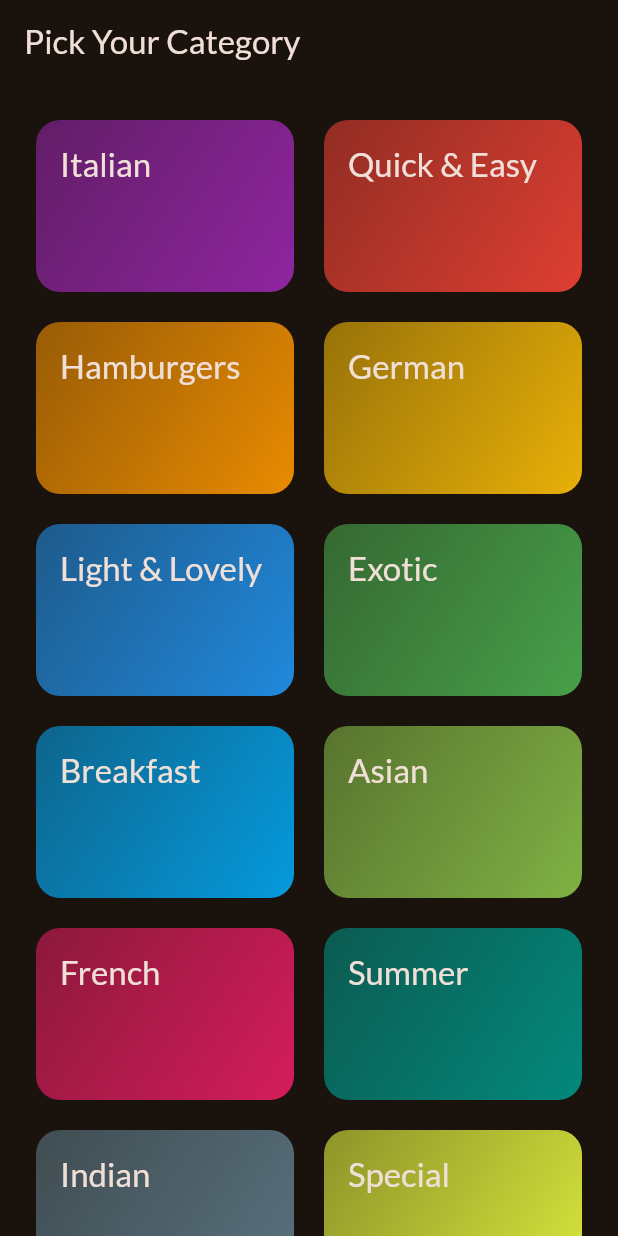
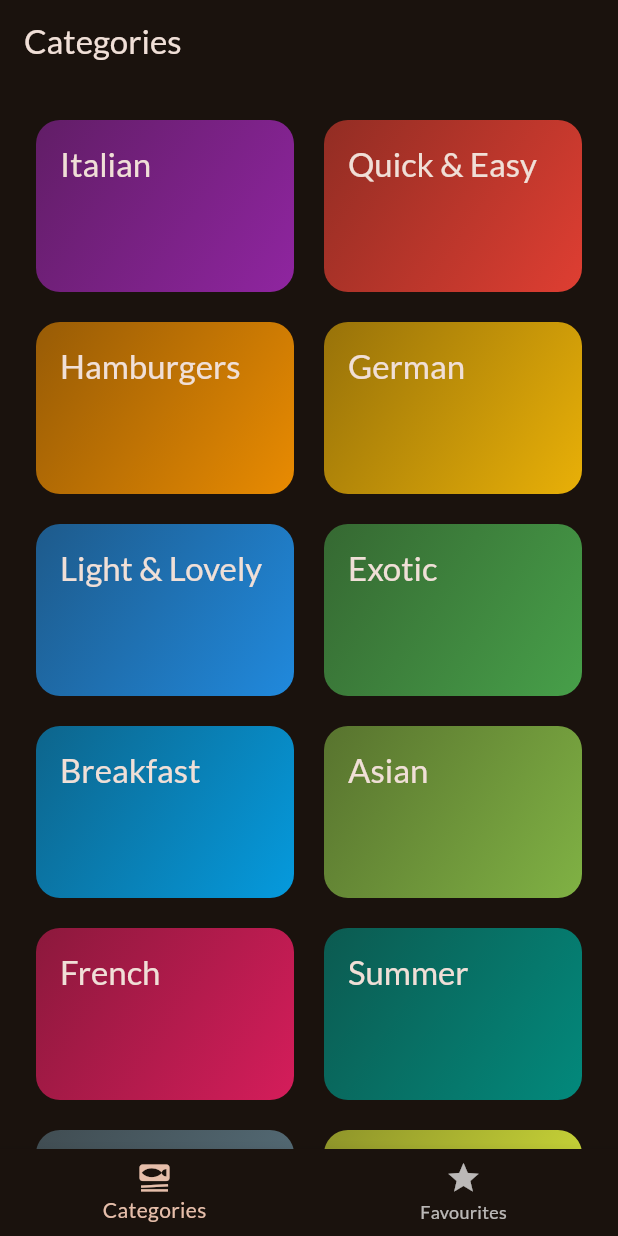
Before and after one commit to GeekyVed/Meals_App, a Flutter app: the screen it shows after launch, on a phone screen of 412 x 824 dp. Run offline on Flutter 3.47's test engine with Material 2 defaults, Android fonts, the phone set to English and light mode, and no system bars; our stand-ins replace google_fonts, transparent_image.

Commit message:
Adding Tabs and Tab Bar

```diff
--- a/meals/lib/main.dart
+++ b/meals/lib/main.dart
@@ -1,7 +1,7 @@
 import 'package:flutter/material.dart';
 
 import 'package:google_fonts/google_fonts.dart';
-import 'package:meals/screens/categories.dart';
+import 'package:meals/screens/tabs.dart';
 
 final theme = ThemeData(
   useMaterial3: true,
@@ -23,7 +23,7 @@ class App extends StatelessWidget {
   Widget build(BuildContext context) {
     return MaterialApp(
       theme: theme,
-      home: const CategoriesScreen(),
+      home: const TabsScreen(),
     );
   }
 }
--- a/meals/lib/screens/categories.dart
+++ b/meals/lib/screens/categories.dart
@@ -25,11 +25,7 @@ class CategoriesScreen extends StatelessWidget {
 
   @override
   Widget build(context) {
-    return Scaffold(
-      appBar: AppBar(
-        title: const Text("Pick Your Category"),
-      ),
-      body: GridView(
+    return GridView(
         padding: const EdgeInsets.all(24),
         gridDelegate: const SliverGridDelegateWithFixedCrossAxisCount(
           crossAxisCount: 2,
@@ -46,7 +42,7 @@ class CategoriesScreen extends StatelessWidget {
               },
             )
         ],
-      ),
-    );
+      );
+
   }
 }
--- a/meals/lib/screens/meals.dart
+++ b/meals/lib/screens/meals.dart
@@ -6,11 +6,11 @@ import 'package:meals/screens/meal_details.dart';
 class MealsScreen extends StatelessWidget {
   const MealsScreen({
     super.key,
-    required this.title,
+    this.title,
     required this.meals,
   });
 
-  final String title;
+  final String? title;
   final List<Meal> meals;
 
   void selectMeal(BuildContext context, Meal meal) {
@@ -63,9 +63,14 @@ class MealsScreen extends StatelessWidget {
         ),
       );
     }
+
+    if (title == null) {
+      return content;
+    }
+
     return Scaffold(
       appBar: AppBar(
-        title: Text(title),
+        title: Text(title!),
       ),
       body: content,
     );
--- /dev/null
+++ b/meals/lib/screens/tabs.dart
@@ -0,0 +1,55 @@
+import 'package:flutter/material.dart';
+import 'package:meals/screens/categories.dart';
+import 'package:meals/screens/meals.dart';
+
+class TabsScreen extends StatefulWidget {
+  const TabsScreen({super.key});
+
+  @override
+  State<TabsScreen> createState() {
+    return _TabsScreenState();
+  }
+}
+
+class _TabsScreenState extends State<TabsScreen> {
+  int _selectedPageIndex = 0;
+  void _selectPage(int index) {
+    setState(() {
+      _selectedPageIndex = index;
+    });
+  }
+
+  @override
+  Widget build(context) {
+    Widget activePage = CategoriesScreen();
+    var activePageTitle = 'Categories';
+
+    if (_selectedPageIndex == 1) {
+      activePage = MealsScreen(meals: []);
+      activePageTitle = 'Your Favourites';
+    }
+
+    return Scaffold(
+      appBar: AppBar(
+        title: Text(
+          activePageTitle,
+        ),
+      ),
+      body: activePage,
+      bottomNavigationBar: BottomNavigationBar(
+        onTap: _selectPage,
+        currentIndex: _selectedPageIndex,
+        items: const [
+          BottomNavigationBarItem(
+            icon: Icon(Icons.set_meal),
+            label: 'Categories',
+          ),
+          BottomNavigationBarItem(
+            icon: Icon(Icons.star),
+            label: 'Favourites',
+          ),
+        ],
+      ),
+    );
+  }
+}
--- a/meals/lib/widgets/category_grid_item.dart
+++ b/meals/lib/widgets/category_grid_item.dart
@@ -14,8 +14,7 @@ class CategoryGridItem extends StatelessWidget {
   @override
   Widget build(context) {
     return InkWell(
-      onTap: onSelectedCategory
-      ,
+      onTap: onSelectedCategory,
       splashColor: Theme.of(context).primaryColor,
       borderRadius: BorderRadius.circular(16),
       child: Container(
```
